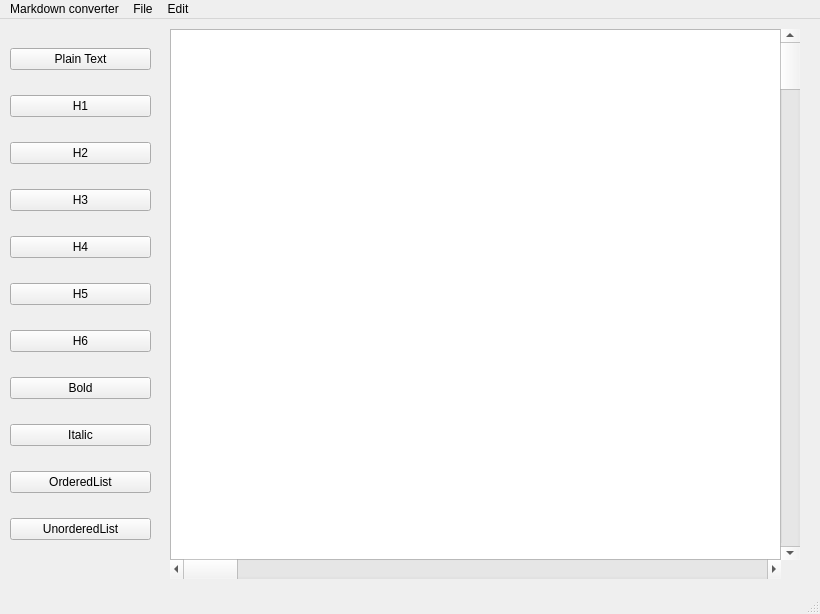
Qt form MainWindow.ui (jp3pe/markdown-converter) before a commit.
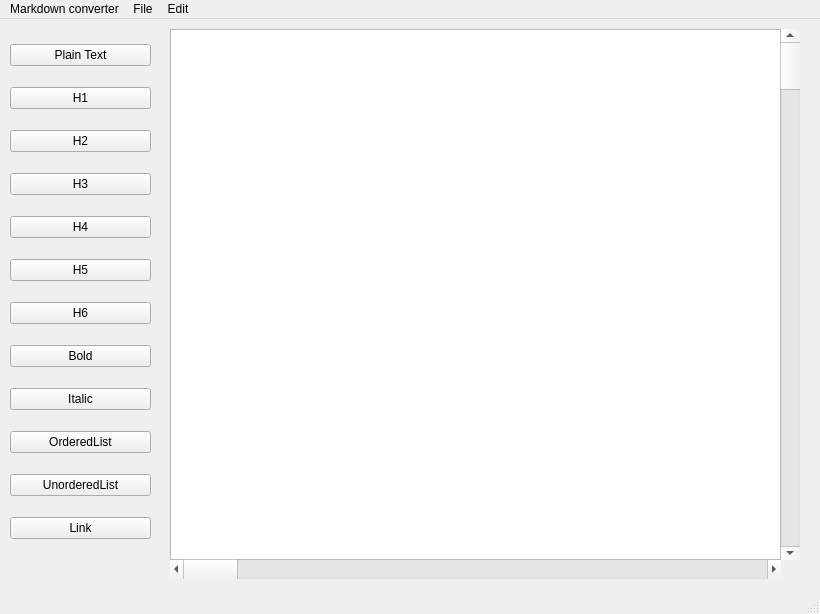
The same form after that commit.

Commit message: Add link button

```diff
--- a/MainWindow.ui
+++ b/MainWindow.ui
@@ -101,6 +101,13 @@
        </property>
       </widget>
      </item>
+     <item>
+      <widget class="QPushButton" name="pushButton_Link">
+       <property name="text">
+        <string>Link</string>
+       </property>
+      </widget>
+     </item>
     </layout>
    </widget>
    <widget class="QTextEdit" name="textEdit">
```
The commit also changes 1 other file.
